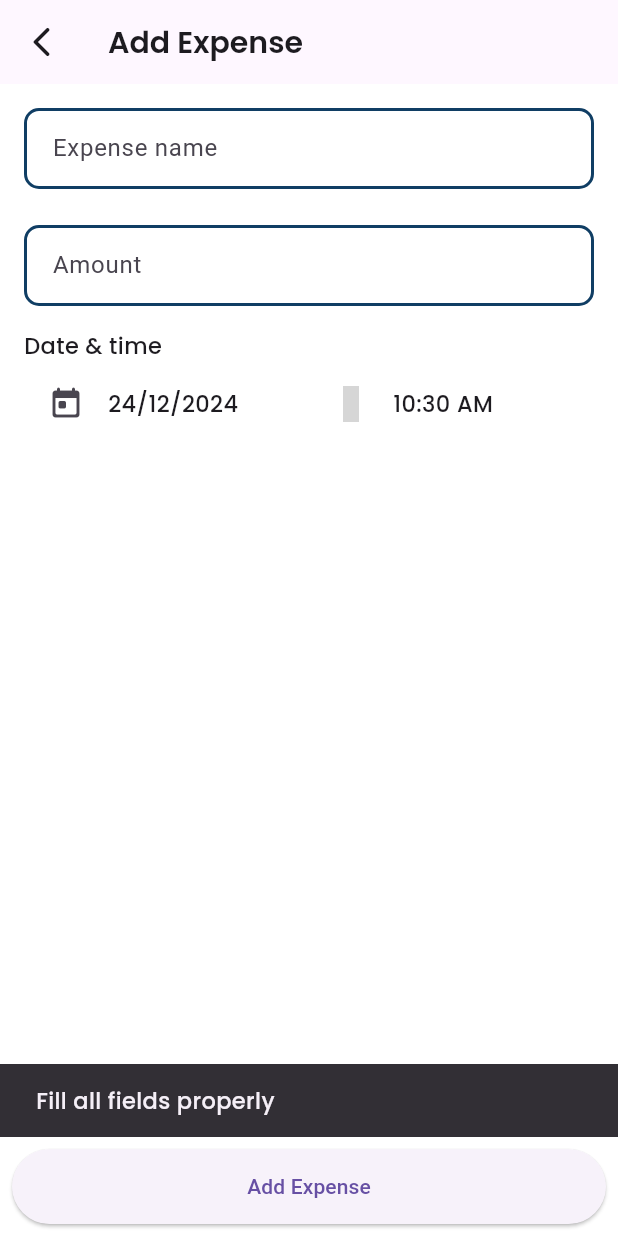
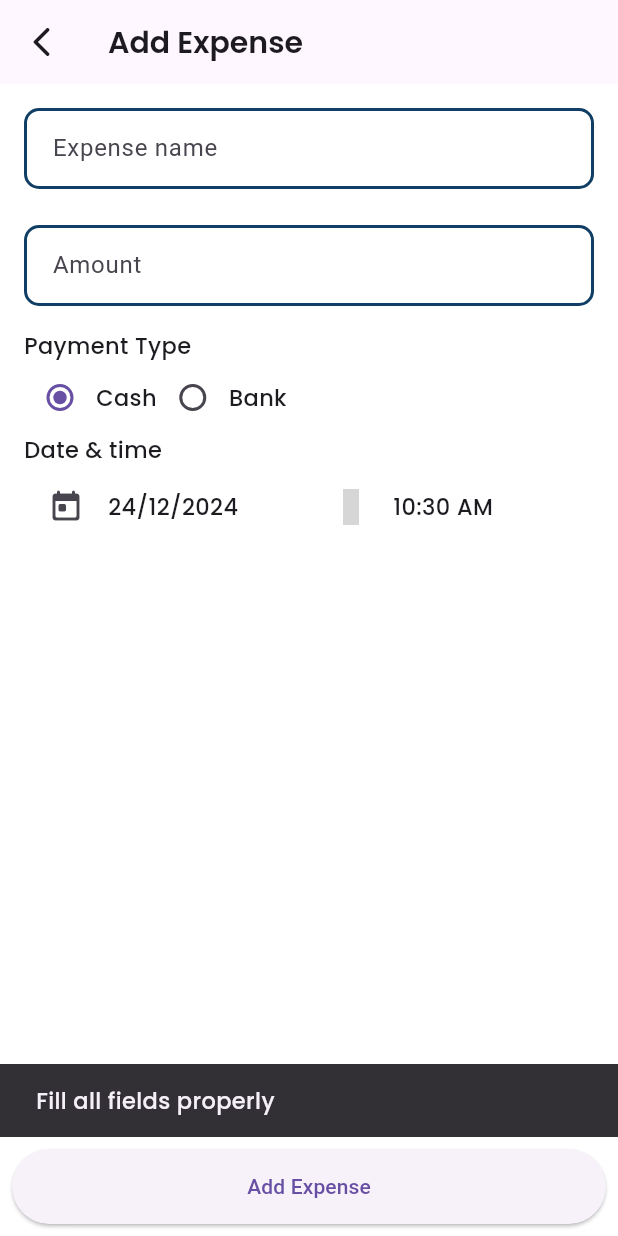
Before and after one commit to salahvk/expense_mate, a Flutter app: the AddExpenseScreen screen opened by its route, after a tap on "Add Expense", on a phone screen of 412 x 824 dp. Run offline on Flutter 3.47's test engine with Material 3 defaults, Android fonts, the phone set to English and light mode, and no system bars; our stand-ins replace equatable, firebase_auth, firebase_core, flutter_animate, flutter_bloc, flutter_local_notifications and 6 more; accounts and stored records are empty; grey boxes are pictures that could not be loaded.

Commit message:
Bloc updated with freezed

```diff
--- a/lib/config/route/go_router.dart
+++ b/lib/config/route/go_router.dart
@@ -1,4 +1,5 @@
 import 'package:expense_mate/config/route/route_constants.dart';
+import 'package:expense_mate/config/route/transition.dart';
 import 'package:expense_mate/presentation/screens/add_expense/add_expense_screen.dart';
 import 'package:expense_mate/presentation/screens/authentication/auth_screen.dart';
 import 'package:expense_mate/presentation/screens/home/home_screen.dart';
@@ -15,28 +16,28 @@ final GoRouter router = GoRouter(
     GoRoute(
       name: Routes.auth,
       path: Routes.getAuthRoute(),
-      pageBuilder: (context, state) => MaterialPage(
-          child: AuthScreen(
+      pageBuilder: (context, state) => buildPageWithFadeTransition(
+           AuthScreen(
         isLogin: state.extra as bool,
-      )),
+      ),state),
     ),
     GoRoute(
       name: Routes.splash,
       path: Routes.getSplashRoute(),
       pageBuilder: (context, state) =>
-          const MaterialPage(child: SplashScreen()),
+          buildPageWithFadeTransition(const SplashScreen(), state),
     ),
     GoRoute(
       name: Routes.home,
       path: Routes.getHomeRoute(),
       pageBuilder: (context, state) =>
-          const MaterialPage(child: HomeScreen()),
+          buildPageWithFadeTransition(const HomeScreen(), state),
     ),
     GoRoute(
       name: Routes.addExpense,
       path: Routes.getAddExpenseRoute(),
       pageBuilder: (context, state) =>
-          const MaterialPage(child: AddExpenseScreen()),
+           buildPageWithFadeTransition( const AddExpenseScreen(),state),
     ),
   ],
   errorBuilder: (context, state) => const Scaffold(
--- /dev/null
+++ b/lib/core/enum/payment_type.dart
@@ -0,0 +1,28 @@
+import 'package:flutter/material.dart';
+import 'package:material_design_icons_flutter/material_design_icons_flutter.dart';
+
+enum PaymentType {
+  bank,
+  cash,
+}
+
+// Extension to convert enum values to capitalized strings
+extension PaymentTypeExtension on PaymentType {
+  String get displayName {
+    switch (this) {
+      case PaymentType.bank:
+        return 'Bank';
+      case PaymentType.cash:
+        return 'Cash';
+    }
+  }
+
+  IconData get displayIcon {
+    switch (this) {
+      case PaymentType.bank:
+        return MdiIcons.bank;
+      case PaymentType.cash:
+        return MdiIcons.cash;
+    }
+  }
+}
--- a/lib/data/datasources/expense_db_helper.dart
+++ b/lib/data/datasources/expense_db_helper.dart
@@ -39,7 +39,8 @@ class ExpenseDBHelper {
       amount REAL,
       name TEXT,
       date TEXT,
-      userEmail TEXT -- Added userEmail column
+      userEmail TEXT, -- Added userEmail column
+      paymentType INTEGER -- Added paymentType column
     )
     ''');
 
--- a/lib/data/models/expense_model.dart
+++ b/lib/data/models/expense_model.dart
@@ -1,4 +1,5 @@
 import 'package:equatable/equatable.dart';
+import 'package:expense_mate/core/enum/payment_type.dart';
 
 // Entity for domain layer
 class ExpenseModel extends Equatable {
@@ -6,12 +7,14 @@ class ExpenseModel extends Equatable {
   final String name;
   final double amount;
   final DateTime date;
+  final PaymentType? paymentType;
 
   const ExpenseModel({
     this.id,
     required this.name,
     required this.amount,
     required this.date,
+    required this.paymentType
   });
 
   // Convert model to Map (for database insertion)
@@ -21,6 +24,7 @@ class ExpenseModel extends Equatable {
       'name': name,
       'amount': amount,
       'date': date.toIso8601String(),
+      'paymentType': paymentType?.index
     };
   }
 
@@ -31,9 +35,10 @@ class ExpenseModel extends Equatable {
       name: map['name'],
       amount: map['amount'],
       date: DateTime.parse(map['date']),
+      paymentType: PaymentType.values[map['paymentType']]
     );
   }
 
   @override
-  List<Object?> get props => [id, name, amount, date];
+  List<Object?> get props => [id, name, amount, date,paymentType];
 }
--- a/lib/main.dart
+++ b/lib/main.dart
@@ -16,7 +16,7 @@ void main() async {
   final dbHelper = ExpenseDBHelper();
   await dbHelper.initDB();
 
-    await Firebase.initializeApp(
+  await Firebase.initializeApp(
     options: DefaultFirebaseOptions.currentPlatform,
   );
 
@@ -31,7 +31,6 @@ void main() async {
     "Don't forget to log your expenses today!",
   );
 
-
   runApp(ExpenseMateApp(dbHelper: dbHelper));
 }
 
@@ -43,7 +42,8 @@ class ExpenseMateApp extends StatelessWidget {
   @override
   Widget build(BuildContext context) {
     return BlocProvider(
-      create: (context) => ExpenseBloc(dbHelper)..add(LoadExpenses()),
+      create: (context) =>
+          ExpenseBloc(dbHelper)..add(const ExpenseEvent.fetchExpenses()),
       child: MaterialApp.router(
         title: 'ExpenseMate',
         theme: lightTheme,
--- a/lib/presentation/bloc/expense_bloc.dart
+++ b/lib/presentation/bloc/expense_bloc.dart
@@ -1,58 +1,90 @@
-import 'package:flutter/material.dart';
+import 'dart:async';
+
+import 'package:expense_mate/core/enum/payment_type.dart';
 import 'package:flutter_bloc/flutter_bloc.dart';
-import 'package:equatable/equatable.dart';
+import 'package:freezed_annotation/freezed_annotation.dart';
+
+import '../../data/datasources/expense_db_helper.dart';
 import '../../data/models/expense_model.dart';
-import '../../data/datasources/expense_db_helper.dart';
 
+part 'expense_bloc.freezed.dart';
 part 'expense_event.dart';
 part 'expense_state.dart';
 
 // Bloc Class
 class ExpenseBloc extends Bloc<ExpenseEvent, ExpenseState> {
   final ExpenseDBHelper dbHelper;
-  DateTime selectedDate = DateTime.now();
-  // TimeOfDay timeOfDay = TimeOfDay.now();
 
-  ExpenseBloc(this.dbHelper) : super(ExpenseInitial()) {
-    // Load Expenses
-    on<LoadExpenses>((event, emit) async {
-      emit(ExpenseLoading());
+  ExpenseBloc(this.dbHelper) : super(ExpenseState.initial()) {
+    on<UpdatePaymentTypeEvent>(_onUpdatePaymentType);
+    on<UpdateSelectedDate>(_onUpdateSelectedDate);
+    // Fetch Expenses
+    on<FetchExpenses>((event, emit) async {
+      emit(state.copyWith(isLoading: true));
       try {
         final expenses = await dbHelper.getExpenses();
-        emit(ExpenseLoaded(expenses));
+        emit(state.copyWith(isLoading: false, expenses: expenses));
       } catch (e) {
-        emit(ExpenseError("Failed to load expenses"));
+        emit(state.copyWith(
+            isLoading: false, errorMessage: "Failed to load expenses"));
       }
     });
 
     // Add Expense
     on<AddExpense>((event, emit) async {
+      emit(state.copyWith(isLoading: true));
       try {
         await dbHelper.addExpense(event.expense);
-        add(LoadExpenses()); // Refresh the list
+        add(const FetchExpenses());
       } catch (e) {
-        emit(ExpenseError("Failed to add expense"));
+        emit(state.copyWith(
+            isLoading: false, errorMessage: "Failed to add expense"));
       }
     });
 
     // Update Expense
     on<UpdateExpense>((event, emit) async {
+      emit(state.copyWith(isLoading: true));
       try {
         await dbHelper.updateExpense(event.expense);
-        add(LoadExpenses());
+        add(const FetchExpenses());
       } catch (e) {
-        emit(ExpenseError("Failed to update expense"));
+        emit(state.copyWith(
+            isLoading: false, errorMessage: "Failed to update expense"));
       }
     });
 
     // Delete Expense
     on<DeleteExpense>((event, emit) async {
+      emit(state.copyWith(isLoading: true));
       try {
-        await dbHelper.deleteExpense(event.id);
-        add(LoadExpenses());
+        await dbHelper.deleteExpense(event.expenseId);
+        add(const FetchExpenses());
       } catch (e) {
-        emit(ExpenseError("Failed to delete expense"));
+        emit(state.copyWith(
+            isLoading: false, errorMessage: "Failed to delete expense"));
       }
     });
+
+    //   // Clear Expenses
+    //   on<ClearExpenses>((event, emit) async {
+    //     emit(state.copyWith(isLoading: true));
+    //     try {
+    //       await dbHelper.clearExpenses();
+    //       add(const FetchExpenses());
+    //     } catch (e) {
+    //       emit(state.copyWith(isLoading: false, errorMessage: "Failed to clear expenses"));
+    //     }
+    //   });
+  }
+
+  FutureOr<void> _onUpdatePaymentType(
+      UpdatePaymentTypeEvent event, Emitter<ExpenseState> emit) {
+    emit(state.copyWith(selectedPaymentType: event.paymentType));
+  }
+
+  FutureOr<void> _onUpdateSelectedDate(
+      UpdateSelectedDate event, Emitter<ExpenseState> emit) {
+    emit(state.copyWith(selectedDateTime: event.selectedDateTime));
   }
 }
--- a/lib/presentation/bloc/expense_event.dart
+++ b/lib/presentation/bloc/expense_event.dart
@@ -1,40 +1,14 @@
 part of 'expense_bloc.dart';
 
-// Abstract Event
-abstract class ExpenseEvent extends Equatable {
-  @override
-  List<Object?> get props => [];
+
+
+@freezed
+class ExpenseEvent with _$ExpenseEvent {
+  const factory ExpenseEvent.addExpense({required ExpenseModel expense}) = AddExpense;
+  const factory ExpenseEvent.deleteExpense({required int expenseId}) = DeleteExpense;
+  const factory ExpenseEvent.updateExpense({required ExpenseModel expense}) = UpdateExpense;
+  const factory ExpenseEvent.fetchExpenses() = FetchExpenses;
+  const factory ExpenseEvent.clearExpenses() = ClearExpenses;
+  const factory ExpenseEvent.updateSelectedDate({required DateTime selectedDateTime}) = UpdateSelectedDate;
+  const factory ExpenseEvent.updatePaymentType(PaymentType paymentType) = UpdatePaymentTypeEvent;
 }
-
-// Load Expenses
-class LoadExpenses extends ExpenseEvent {}
-
-// Add Expense
-class AddExpense extends ExpenseEvent {
-  final ExpenseModel expense;
-
-  AddExpense(this.expense);
-
-  @override
-  List<Object?> get props => [expense];
-}
-
-// Update Expense
-class UpdateExpense extends ExpenseEvent {
-  final ExpenseModel expense;
-
-  UpdateExpense(this.expense);
-
-  @override
-  List<Object?> get props => [expense];
-}
-
-// Delete Expense
-class DeleteExpense extends ExpenseEvent {
-  final int id;
-
-  DeleteExpense(this.id);
-
-  @override
-  List<Object?> get props => [id];
-}
--- a/lib/presentation/bloc/expense_state.dart
+++ b/lib/presentation/bloc/expense_state.dart
@@ -1,33 +1,15 @@
 part of 'expense_bloc.dart';
 
-// Abstract State
-abstract class ExpenseState extends Equatable {
-  @override
-  List<Object?> get props => [];
+@freezed
+class ExpenseState with _$ExpenseState {
+  const factory ExpenseState({
+    @Default(false) bool isLoading,
+    @Default([]) List<ExpenseModel> expenses,
+    String? errorMessage,
+    required DateTime selectedDateTime,
+    required PaymentType selectedPaymentType,
+  }) = _ExpenseState;
+
+  factory ExpenseState.initial() => ExpenseState(
+      selectedDateTime: DateTime.now(), selectedPaymentType: PaymentType.cash);
 }
-
-// Initial State
-class ExpenseInitial extends ExpenseState {}
-
-// Loading State
-class ExpenseLoading extends ExpenseState {}
-
-// Loaded State
-class ExpenseLoaded extends ExpenseState {
-  final List<ExpenseModel> expenses;
-
-  ExpenseLoaded(this.expenses);
-
-  @override
-  List<Object?> get props => [expenses];
-}
-
-// Error State
-class ExpenseError extends ExpenseState {
-  final String message;
-
-  ExpenseError(this.message);
-
-  @override
-  List<Object?> get props => [message];
-}
--- a/lib/presentation/screens/add_expense/add_expense_screen.dart
+++ b/lib/presentation/screens/add_expense/add_expense_screen.dart
@@ -1,5 +1,6 @@
 import 'package:expense_mate/core/utilities/getters/get_texttheme.dart';
 import 'package:expense_mate/data/models/expense_model.dart';
+import 'package:expense_mate/presentation/screens/add_expense/widget/payment_type_selector.dart';
 import 'package:expense_mate/presentation/screens/transaction_date_picker_widget.dart';
 import 'package:flutter/material.dart';
 import 'package:flutter_bloc/flutter_bloc.dart';
@@ -16,7 +17,6 @@ class AddExpenseScreen extends StatefulWidget {
 class _AddExpenseScreenState extends State<AddExpenseScreen> {
   final TextEditingController _amountController = TextEditingController();
   final TextEditingController _nameController = TextEditingController();
-
 
   @override
   Widget build(BuildContext context) {
@@ -47,10 +47,15 @@ class _AddExpenseScreenState extends State<AddExpenseScreen> {
                   id: DateTime.now().millisecondsSinceEpoch,
                   amount: amount,
                   name: name,
-                  date: context.read<ExpenseBloc>().selectedDate,
+                  date: context.read<ExpenseBloc>().state.selectedDateTime,
+                  paymentType:
+                      context.read<ExpenseBloc>().state.selectedPaymentType,
                 );
-                context.read<ExpenseBloc>().add(AddExpense(expense));
 
+                context
+                    .read<ExpenseBloc>()
+                    .add(ExpenseEvent.addExpense(expense: expense));
+                print(expense);
                 Navigator.pop(context);
               } else {
                 ScaffoldMessenger.of(context).showSnackBar(
@@ -80,31 +85,10 @@ class _AddExpenseScreenState extends State<AddExpenseScreen> {
               decoration: const InputDecoration(labelText: "Amount"),
             ),
             const SizedBox(height: 16),
-
-            // Date Picker
+            const Text("Payment Type"),
+            const PaymentTypeSelector(),
             const Text("Date & time"),
             const ExpenseDatePickerWidget(),
-            // TextButton(
-            //   onPressed: () async {
-            //     final DateTime? pickedDate = await showDatePicker(
-            //       context: context,
-            //       initialDate: _selectedDate,
-            //       firstDate: DateTime(2000),
-            //       lastDate: DateTime(2101),
-            //     );
-            //     if (pickedDate != null && pickedDate != _selectedDate) {
-            //       setState(() {
-            //         _selectedDate = pickedDate;
-            //       });
-            //     }
-            //   },
-            //   child: Text(
-            //     "Select Date: ${_selectedDate.toLocal()}".split(' ')[0],
-            //   ),
-            // ),
-            // const SizedBox(height: 16),
-
-            // Add Button
           ],
         ),
       ),
--- /dev/null
+++ b/lib/presentation/screens/add_expense/widget/payment_type_selector.dart
@@ -0,0 +1,47 @@
+import 'package:expense_mate/core/enum/payment_type.dart';
+import 'package:expense_mate/presentation/bloc/expense_bloc.dart';
+import 'package:flutter/material.dart';
+import 'package:flutter_bloc/flutter_bloc.dart';
+
+class PaymentTypeSelector extends StatelessWidget {
+  const PaymentTypeSelector({super.key});
+
+  @override
+  Widget build(BuildContext context) {
+    return BlocBuilder<ExpenseBloc, ExpenseState>(
+      builder: (context, state) {
+        return Row(
+          children: [
+            // Cash Option
+            Radio<PaymentType>(
+              value: PaymentType.cash,
+              groupValue: state.selectedPaymentType,
+              onChanged: (value) {
+                if (value != null) {
+                  context.read<ExpenseBloc>().add(
+                    ExpenseEvent.updatePaymentType(value),
+                  );
+                }
+              },
+            ),
+            const Text('Cash'),
+
+            // Bank Option
+            Radio<PaymentType>(
+              value: PaymentType.bank,
+              groupValue: state.selectedPaymentType,
+              onChanged: (value) {
+                if (value != null) {
+                  context.read<ExpenseBloc>().add(
+                    ExpenseEvent.updatePaymentType(value),
+                  );
+                }
+              },
+            ),
+            const Text('Bank'),
+          ],
+        );
+      },
+    );
+  }
+}
--- a/lib/presentation/screens/home/widgets/expense_history.dart
+++ b/lib/presentation/screens/home/widgets/expense_history.dart
@@ -1,8 +1,8 @@
+import 'package:expense_mate/core/enum/payment_type.dart';
 import 'package:expense_mate/core/extension/time_extension.dart';
 import 'package:expense_mate/core/utilities/getters/get_texttheme.dart';
 import 'package:expense_mate/data/models/expense_model.dart';
 import 'package:expense_mate/presentation/screens/add_expense/add_expense_screen.dart';
-import 'package:expense_mate/presentation/screens/home/home_screen.dart';
 import 'package:flutter/material.dart';
 import 'package:material_design_icons_flutter/material_design_icons_flutter.dart';
 
@@ -27,7 +27,7 @@ class ExpenseHistory extends StatelessWidget {
 
         return ListTile(
           leading: CircleAvatar(
-            child: Icon(MdiIcons.cardBulleted),
+            child: Icon(expense.paymentType?.displayIcon),
           ),
           trailing: Column(
             mainAxisAlignment: MainAxisAlignment.spaceAround,
--- a/lib/presentation/screens/transaction_date_picker_widget.dart
+++ b/lib/presentation/screens/transaction_date_picker_widget.dart
@@ -1,24 +1,12 @@
 import 'package:expense_mate/core/extension/time_extension.dart';
-import 'package:expense_mate/core/utilities/getters/get_texttheme.dart';
 import 'package:expense_mate/presentation/bloc/expense_bloc.dart';
 import 'package:expense_mate/presentation/widgets/expense_mate_date_time_picker.dart';
 import 'package:flutter/material.dart';
 import 'package:flutter_bloc/flutter_bloc.dart';
 import 'package:material_design_icons_flutter/material_design_icons_flutter.dart';
 
-
-class ExpenseDatePickerWidget extends StatefulWidget {
-  const ExpenseDatePickerWidget({
-    super.key,
-  });
-
-  @override
-  State<ExpenseDatePickerWidget> createState() =>
-      _ExpenseDatePickerWidgetState();
-}
-
-class _ExpenseDatePickerWidgetState extends State<ExpenseDatePickerWidget> {
-  late DateTime selectedDateTime = context.read<ExpenseBloc>().selectedDate;
+class ExpenseDatePickerWidget extends StatelessWidget {
+  const ExpenseDatePickerWidget({super.key});
 
   @override
   Widget build(BuildContext context) {
@@ -34,27 +22,25 @@ class _ExpenseDatePickerWidgetState extends State<ExpenseDatePickerWidget> {
                 onTap: () async {
                   final DateTime? dateTime = await expenseMateDatePicker(
                     context,
-                    selectedDateTime: selectedDateTime,
+                    selectedDateTime:
+                        context.read<ExpenseBloc>().state.selectedDateTime,
                   );
                   if (dateTime != null) {
-                    setState(() {
-                      selectedDateTime = selectedDateTime.copyWith(
-                        day: dateTime.day,
-                        month: dateTime.month,
-                        year: dateTime.year,
-                      );
-                      context.read<ExpenseBloc>().selectedDate =
-                          selectedDateTime;
-                    });
+                    context.read<ExpenseBloc>().add(
+                        ExpenseEvent.updateSelectedDate(
+                            selectedDateTime: dateTime));
                   }
                 },
                 leading: const Icon(
                   Icons.today_rounded,
-                  // color: context.secondary,
                 ),
                 title: Text(
-                  selectedDateTime.formattedDate,
-                  style: getTextTheme(context).bodyMedium,
+                  context
+                      .watch<ExpenseBloc>()
+                      .state
+                      .selectedDateTime
+                      .formattedDate,
+                  style: Theme.of(context).textTheme.bodyMedium,
                 ),
               ),
             ),
@@ -67,24 +53,28 @@ class _ExpenseDatePickerWidgetState extends State<ExpenseDatePickerWidget> {
                   final TimeOfDay? timeOfDay =
                       await expenseMateTimerPicker(context);
                   if (timeOfDay != null) {
-                    setState(() {
-                      selectedDateTime = selectedDateTime.copyWith(
-                        hour: timeOfDay.hour,
-                        minute: timeOfDay.minute,
-                      );
-                      context.read<ExpenseBloc>().selectedDate =
-                          selectedDateTime;
-                          print(context.read<ExpenseBloc>().selectedDate);
-                    });
+                    final newDateTime = DateTime(
+                      context.read<ExpenseBloc>().state.selectedDateTime.year,
+                      context.read<ExpenseBloc>().state.selectedDateTime.month,
+                      context.read<ExpenseBloc>().state.selectedDateTime.day,
+                      timeOfDay.hour,
+                      timeOfDay.minute,
+                    );
+                    context.read<ExpenseBloc>().add(
+                        ExpenseEvent.updateSelectedDate(
+                            selectedDateTime: newDateTime));
                   }
                 },
                 leading: Icon(
                   MdiIcons.clockOutline,
-                  // color: context.secondary,
                 ),
                 title: Text(
-                  selectedDateTime.formattedTime,
-                  style: getTextTheme(context).bodyMedium,
+                  context
+                      .watch<ExpenseBloc>()
+                      .state
+                      .selectedDateTime
+                      .formattedTime,
+                  style: Theme.of(context).textTheme.bodyMedium,
                 ),
               ),
             ),
--- a/pubspec.yaml
+++ b/pubspec.yaml
@@ -48,6 +48,8 @@ dependencies:
   go_router: ^14.6.2
   firebase_auth: ^5.3.4
   flutter_animate: ^4.5.2
+  firebase_core: ^3.9.0
+  freezed_annotation: ^2.4.4
 
 dev_dependencies:
   flutter_test:
@@ -61,6 +63,7 @@ dev_dependencies:
   flutter_lints: ^4.0.0
   mockito: ^5.4.4
   build_runner: ^2.4.13
+  freezed: ^2.5.7
 
 # For information on the generic Dart part of this file, see the
 # following page: https://dart.dev/tools/pub/pubspec
```
Also changed, not shown: lib/presentation/screens/home/home_screen.dart (+4 -10 lines), lib/presentation/bloc/auth/auth_bloc.dart (added), lib/presentation/bloc/auth/auth_event.dart (added), lib/presentation/bloc/auth/auth_state.dart (added), lib/presentation/bloc/expense_bloc.freezed.dart (added), pubspec.lock.
